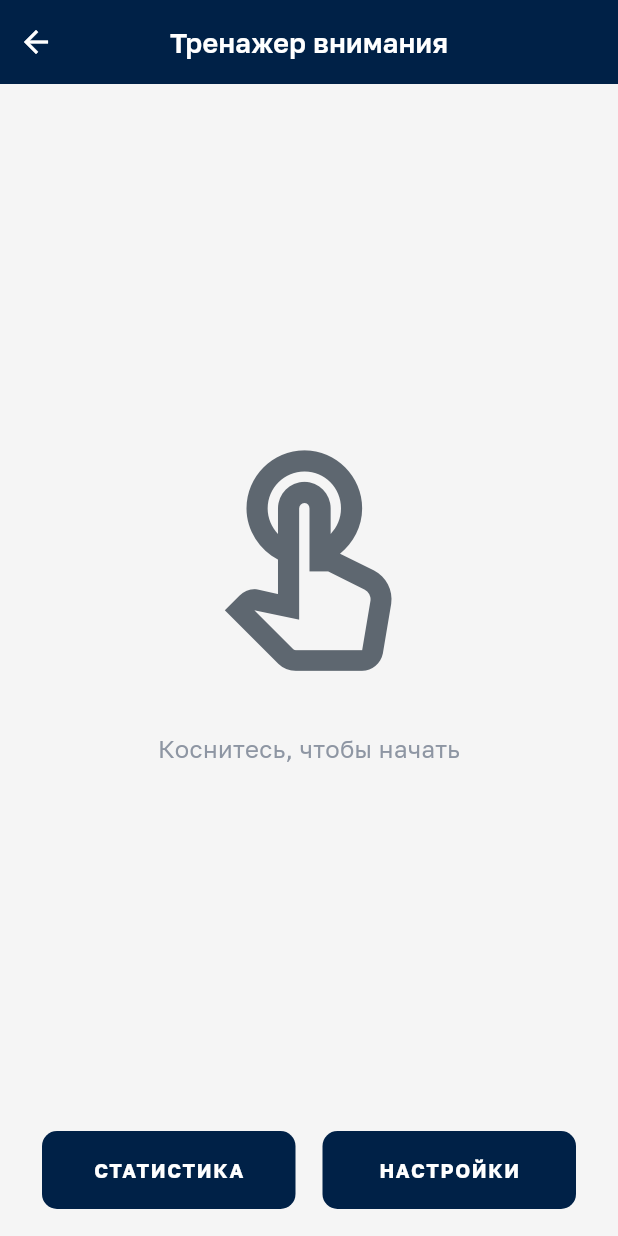
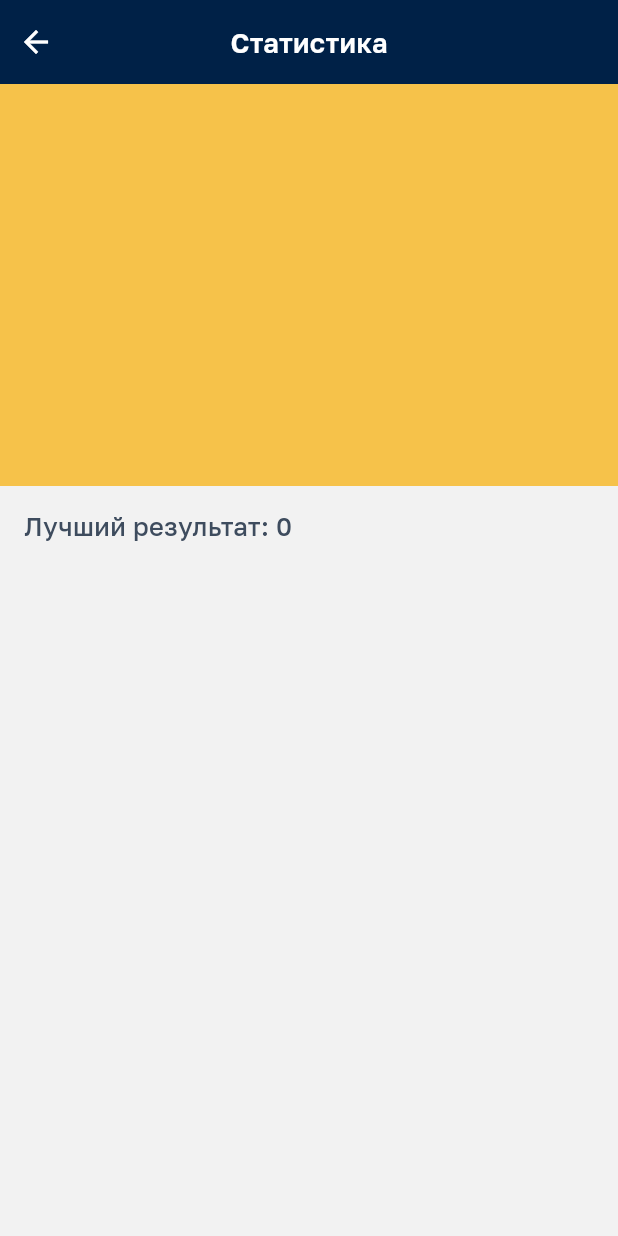
Before and after one commit to paveldarensky/oxford_mobile_app, a Flutter app: the AttentionTrainerScreen screen opened directly, after a tap on "СТАТИСТИКА", on a phone screen of 412 x 824 dp. Run offline on Flutter 3.47's test engine with Material 3 defaults, Android fonts, the phone set to English and light mode, and no system bars; project files that could hold a hidden picture were left out.

Commit message:
add: statistics for trainers

```diff
--- a/lib/screens/attention/attention_trainer_screen.dart
+++ b/lib/screens/attention/attention_trainer_screen.dart
@@ -4,28 +4,47 @@ import 'dart:math';
 import 'package:flutter/material.dart';
 import 'package:flutter/services.dart';
 import 'package:oxford/models/attention_rules.dart';
+import 'package:oxford/screens/statistics/statistics_screen.dart';
 import 'package:oxford/theme/oxford_colors.dart';
 import 'package:oxford/theme/oxford_text.dart';
 import 'package:oxford/widgets/icons/asset_icon.dart';
 import 'package:oxford/widgets/icons/reader_icons.dart';
 import 'package:oxford/widgets/icons/tap_hand_icon.dart';
 
+/// Одна сыгранная игра: сколько букв верно и когда открылся результат.
+class AttentionRound {
+  const AttentionRound({required this.at, required this.correct});
+
+  final DateTime at;
+  final int correct;
+
+  String get stamp {
+    String two(int value) => value.toString().padLeft(2, '0');
+    return '${at.year}-${two(at.month)}-${two(at.day)} '
+        '${two(at.hour)}:${two(at.minute)}:${two(at.second)}';
+  }
+}
+
 /// Серия результатов тренажёра за текущий запуск приложения.
 class AttentionScore {
-  static final List<int> _rounds = [];
+  static final List<AttentionRound> rounds = [];
 
-  static void add(int correct) => _rounds.add(correct);
+  static void add(int correct, {DateTime? at}) {
+    rounds.add(AttentionRound(at: at ?? DateTime.now(), correct: correct));
+  }
 
-  static bool get hasRounds => _rounds.isNotEmpty;
+  static bool get hasRounds => rounds.isNotEmpty;
 
-  static int get best => _rounds.reduce((a, b) => a > b ? a : b);
+  static int get best {
+    return rounds.map((round) => round.correct).reduce((a, b) => a > b ? a : b);
+  }
 
   static int get average {
-    final sum = _rounds.fold<int>(0, (total, score) => total + score);
-    return (sum / _rounds.length).round();
+    final sum = rounds.fold<int>(0, (total, round) => total + round.correct);
+    return (sum / rounds.length).round();
   }
 
-  static void debugClear() => _rounds.clear();
+  static void debugClear() => rounds.clear();
 }
 
 /// Тренажёр внимания: нажимать буквы, цифры пропускать.
@@ -841,13 +860,33 @@ class _FooterButtons extends StatelessWidget {
 
   @override
   Widget build(BuildContext context) {
-    return const Padding(
-      padding: EdgeInsets.fromLTRB(28, 8, 28, 18),
+    return Padding(
+      padding: const EdgeInsets.fromLTRB(28, 8, 28, 18),
       child: Row(
         children: [
-          Expanded(child: _NavyButton(label: 'СТАТИСТИКА')),
-          SizedBox(width: 18),
-          Expanded(child: _NavyButton(label: 'НАСТРОЙКИ')),
+          Expanded(
+            child: _NavyButton(
+              label: 'СТАТИСТИКА',
+              onPressed: () {
+                Navigator.of(context).push(
+                  MaterialPageRoute<void>(
+                    builder: (context) => StatisticsScreen(
+                      values: [
+                        for (final round in AttentionScore.rounds)
+                          round.correct,
+                      ],
+                      stamps: [
+                        for (final round in AttentionScore.rounds) round.stamp,
+                      ],
+                      percent: false,
+                    ),
+                  ),
+                );
+              },
+            ),
+          ),
+          const SizedBox(width: 18),
+          const Expanded(child: _NavyButton(label: 'НАСТРОЙКИ')),
         ],
       ),
     );
--- /dev/null
+++ b/lib/screens/statistics/statistics_screen.dart
@@ -0,0 +1,231 @@
+import 'dart:math';
+
+import 'package:flutter/material.dart';
+import 'package:flutter/services.dart';
+import 'package:oxford/theme/oxford_colors.dart';
+import 'package:oxford/theme/oxford_text.dart';
+import 'package:oxford/widgets/icons/reader_icons.dart';
+
+const _chartGold = Color(0xFFF6C24A);
+
+/// Точка графика. Ось Y растёт вверх: 0 внизу, [axisMax] вверху.
+/// Одна сессия рисуется в центре поля.
+Offset statChartOffset({
+  required int index,
+  required int count,
+  required double value,
+  required double axisMax,
+  required Size size,
+}) {
+  const insetX = 18.0;
+  const insetY = 28.0;
+  if (count <= 1) return Offset(size.width / 2, size.height / 2);
+  final x = insetX + (size.width - insetX * 2) * (index / (count - 1));
+  final share = axisMax <= 0 ? 0.0 : (value / axisMax).clamp(0.0, 1.0);
+  final y = (size.height - insetY) - share * (size.height - insetY * 2);
+  return Offset(x, y);
+}
+
+/// Экран «Статистика»: график сессий, лучший результат и список.
+class StatisticsScreen extends StatelessWidget {
+  const StatisticsScreen({
+    super.key,
+    required this.values,
+    required this.stamps,
+    required this.percent,
+  });
+
+  /// Хронологический порядок: первая сессия — слева на графике.
+  final List<int> values;
+  final List<String> stamps;
+
+  /// У «Паттерна» значения — проценты, у внимания — число верных букв.
+  final bool percent;
+
+  @override
+  Widget build(BuildContext context) {
+    final best = values.isEmpty ? 0 : values.reduce(max);
+    final axisMax = percent ? 100.0 : (best <= 0 ? 1.0 : best.toDouble());
+    final bestText = percent ? '$best%' : '$best';
+
+    return AnnotatedRegion<SystemUiOverlayStyle>(
+      value: const SystemUiOverlayStyle(
+        statusBarColor: Colors.transparent,
+        statusBarIconBrightness: Brightness.light,
+        statusBarBrightness: Brightness.dark,
+        systemNavigationBarColor: Color(0xFFF2F2F2),
+        systemNavigationBarIconBrightness: Brightness.dark,
+        systemNavigationBarContrastEnforced: false,
+      ),
+      child: Scaffold(
+        backgroundColor: const Color(0xFFF2F2F2),
+        body: Column(
+          children: [
+            const _Header(),
+            ColoredBox(
+              color: _chartGold,
+              child: SizedBox(
+                key: const Key('stat-chart'),
+                height: 268,
+                width: double.infinity,
+                child: CustomPaint(
+                  painter: _ChartPainter(values: values, axisMax: axisMax),
+                ),
+              ),
+            ),
+            Padding(
+              padding: const EdgeInsets.fromLTRB(16, 16, 16, 12),
+              child: Align(
+                alignment: Alignment.centerLeft,
+                child: Text(
+                  'Лучший результат: $bestText',
+                  style: OxfordText.statLabel,
+                ),
+              ),
+            ),
+            Expanded(
+              child: ListView.separated(
+                padding: const EdgeInsets.fromLTRB(16, 0, 16, 16),
+                itemCount: values.length,
+                separatorBuilder: (context, index) => const SizedBox(height: 8),
+                itemBuilder: (context, index) {
+                  final source = values.length - 1 - index;
+                  final value = values[source];
+                  return _SessionRow(
+                    stamp: stamps[source],
+                    label: percent ? '$value%' : '$value',
+                    best: value == best,
+                  );
+                },
+              ),
+            ),
+          ],
+        ),
+      ),
+    );
+  }
+}
+
+class _Header extends StatelessWidget {
+  const _Header();
+
+  @override
+  Widget build(BuildContext context) {
+    return ColoredBox(
+      color: OxfordColors.header,
+      child: SafeArea(
+        bottom: false,
+        child: SizedBox(
+          height: 56,
+          child: Stack(
+            alignment: Alignment.center,
+            children: [
+              const Text('Статистика', style: OxfordText.attentionHeader),
+              Align(
+                alignment: Alignment.centerLeft,
+                child: IconButton(
+                  tooltip: 'Назад',
+                  onPressed: () => Navigator.of(context).pop(),
+                  icon: const BackArrowIcon(),
+                ),
+              ),
+            ],
+          ),
+        ),
+      ),
+    );
+  }
+}
+
+class _SessionRow extends StatelessWidget {
+  const _SessionRow({
+    required this.stamp,
+    required this.label,
+    required this.best,
+  });
+
+  final String stamp;
+  final String label;
+  final bool best;
+
+  @override
+  Widget build(BuildContext context) {
+    return DecoratedBox(
+      decoration: BoxDecoration(
+        color: Colors.white,
+        borderRadius: BorderRadius.circular(8),
+      ),
+      child: Padding(
+        padding: const EdgeInsets.fromLTRB(8, 14, 16, 14),
+        child: Row(
+          children: [
+            const Icon(Icons.chevron_right, size: 20, color: Color(0xFF8B95A7)),
+            const SizedBox(width: 4),
+            Expanded(
+              child: Text(
+                stamp,
+                key: Key('stat-stamp-$stamp'),
+                style: OxfordText.statStamp,
+              ),
+            ),
+            Text(
+              label,
+              style: best ? OxfordText.statValueBest : OxfordText.statValue,
+            ),
+          ],
+        ),
+      ),
+    );
+  }
+}
+
+class _ChartPainter extends CustomPainter {
+  const _ChartPainter({required this.values, required this.axisMax});
+
+  final List<int> values;
+  final double axisMax;
+
+  @override
+  void paint(Canvas canvas, Size size) {
+    if (values.isEmpty) return;
+    final points = [
+      for (var index = 0; index < values.length; index++)
+        statChartOffset(
+          index: index,
+          count: values.length,
+          value: values[index].toDouble(),
+          axisMax: axisMax,
+          size: size,
+        ),
+    ];
+    if (points.length > 1) {
+      final path = Path()..moveTo(points.first.dx, points.first.dy);
+      for (final point in points.skip(1)) {
+        path.lineTo(point.dx, point.dy);
+      }
+      canvas.drawPath(
+        path,
+        Paint()
+          ..color = Colors.white
+          ..strokeWidth = 1.6
+          ..style = PaintingStyle.stroke
+          ..strokeCap = StrokeCap.round
+          ..strokeJoin = StrokeJoin.round,
+      );
+    }
+    final hole = Paint()..color = _chartGold;
+    final ring = Paint()
+      ..color = Colors.white
+      ..style = PaintingStyle.stroke
+      ..strokeWidth = 1.6;
+    for (final point in points) {
+      canvas.drawCircle(point, 4.5, hole);
+      canvas.drawCircle(point, 4.5, ring);
+    }
+  }
+
+  @override
+  bool shouldRepaint(covariant _ChartPainter oldDelegate) {
+    return oldDelegate.values != values || oldDelegate.axisMax != axisMax;
+  }
+}
--- a/lib/theme/oxford_text.dart
+++ b/lib/theme/oxford_text.dart
@@ -276,6 +276,42 @@ abstract final class OxfordText {
     height: 1.2,
   );
 
+  static const statLabel = TextStyle(
+    fontFamily: _family,
+    fontFamilyFallback: _fallback,
+    fontSize: 17,
+    fontWeight: FontWeight.w500,
+    color: Color(0xFF3E4C5E),
+    height: 1.2,
+  );
+
+  static const statStamp = TextStyle(
+    fontFamily: _family,
+    fontFamilyFallback: _fallback,
+    fontSize: 15,
+    fontWeight: FontWeight.w500,
+    color: Color(0xFF2C3A4A),
+    height: 1.2,
+  );
+
+  static const statValue = TextStyle(
+    fontFamily: _family,
+    fontFamilyFallback: _fallback,
+    fontSize: 16,
+    fontWeight: FontWeight.w500,
+    color: Color(0xFF1B2E4A),
+    height: 1.1,
+  );
+
+  static const statValueBest = TextStyle(
+    fontFamily: _family,
+    fontFamilyFallback: _fallback,
+    fontSize: 16,
+    fontWeight: FontWeight.w800,
+    color: Color(0xFF111111),
+    height: 1.1,
+  );
+
   static const patternStatus = TextStyle(
     fontFamily: _family,
     fontFamilyFallback: _fallback,
```
Also changed, not shown: lib/screens/pattern/pattern_trainer_screen.dart (+31 -8 lines), 1 other file.
